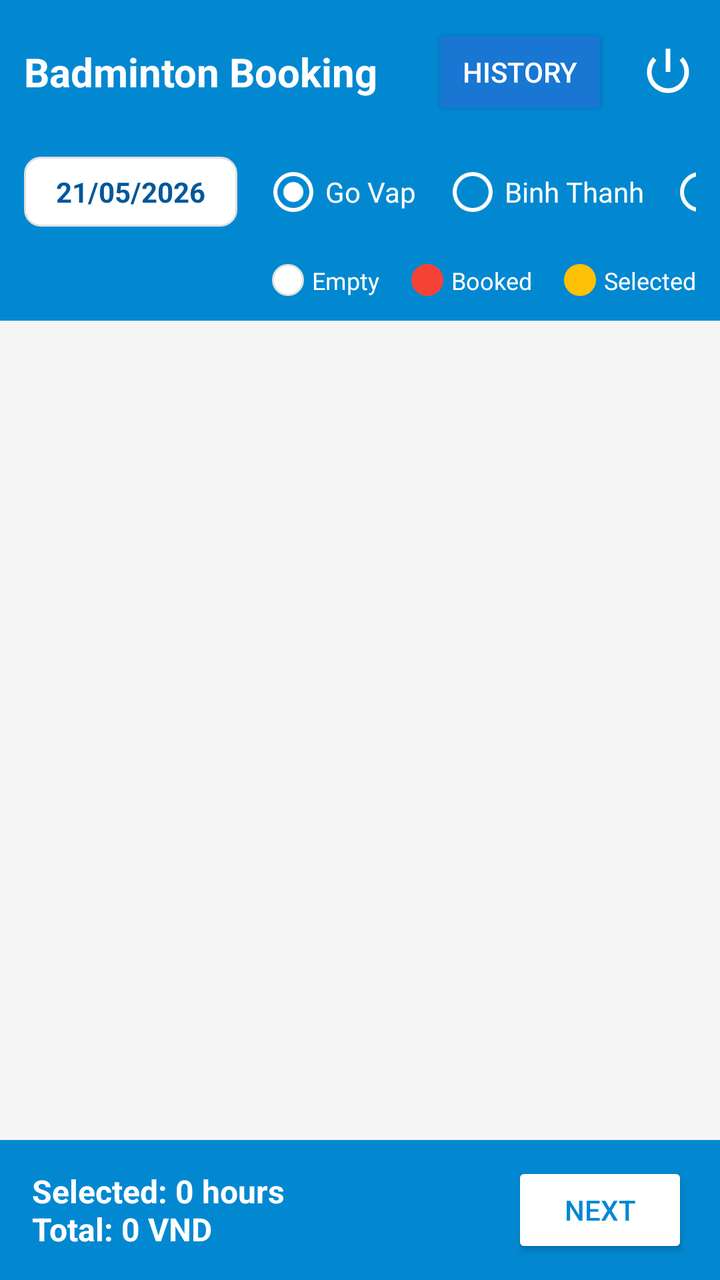
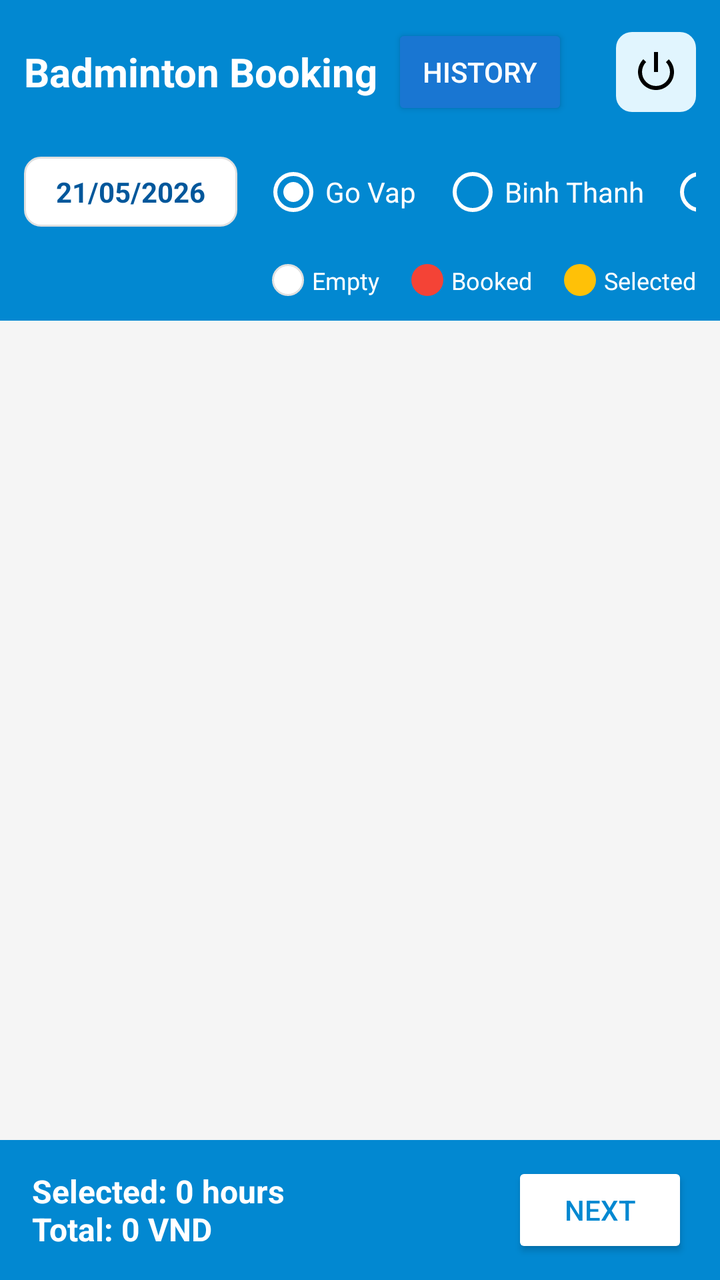

Two renders of the same Android screen: before a commit and after it. Below are the layout's source before the change and the commit's diff.
<!-- AndroidManifest.xml: application theme Theme.BadmintonBooking -->
<!-- res/layout/activity_home.xml -->
<?xml version="1.0" encoding="utf-8"?>
<androidx.constraintlayout.widget.ConstraintLayout xmlns:android="http://schemas.android.com/apk/res/android"
    xmlns:app="http://schemas.android.com/apk/res-auto"
    xmlns:tools="http://schemas.android.com/tools"
    android:layout_width="match_parent"
    android:layout_height="match_parent"
    android:background="@color/background_light"
    tools:context=".HomeActivity">

    
    <LinearLayout
        android:id="@+id/headerLayout"
        android:layout_width="match_parent"
        android:layout_height="wrap_content"
        android:orientation="vertical"
        android:background="@color/primary"
        android:padding="12dp"
        app:layout_constraintTop_toTopOf="parent">
        
        <LinearLayout
            android:layout_width="match_parent"
            android:layout_height="wrap_content"
            android:orientation="horizontal"
            android:gravity="center_vertical">
            <TextView
                android:layout_width="0dp"
                android:layout_weight="1"
                android:layout_height="wrap_content"
                android:text="Badminton Booking"
                android:textColor="@color/white"
                android:textSize="20sp"
                android:textStyle="bold" />

            <Button
                android:id="@+id/imgHistory"
                android:layout_width="wrap_content"
                android:layout_height="wrap_content"
                android:text="History"
                android:textColor="@android:color/white"
                android:backgroundTint="#1976D2"
                android:paddingHorizontal="12dp"
                android:paddingVertical="4dp"
                android:layout_marginEnd="16dp"/>
                
            <ImageView
                android:id="@+id/imgLogout"
                android:layout_width="28dp"
                android:layout_height="28dp"
                android:src="@android:drawable/ic_lock_power_off"
                app:tint="@color/white" />
        </LinearLayout>
            
        <LinearLayout
            android:layout_width="match_parent"
            android:layout_height="wrap_content"
            android:orientation="horizontal"
            android:layout_marginTop="12dp"
            android:gravity="center_vertical">
            
            
            <TextView
                android:id="@+id/tvSelectDate"
                android:layout_width="wrap_content"
                android:layout_height="wrap_content"
                android:background="@drawable/bg_cell_empty"
                android:textColor="@color/primary_dark"
                android:text="21/05/2026"
                android:paddingHorizontal="16dp"
                android:paddingVertical="8dp"
                android:textStyle="bold" />
                
            
            <HorizontalScrollView
                android:layout_width="0dp"
                android:layout_weight="1"
                android:layout_height="wrap_content"
                android:layout_marginStart="12dp"
                android:scrollbars="none">
                
                <RadioGroup
                    android:id="@+id/radioGroupBranches"
                    android:layout_width="wrap_content"
                    android:layout_height="wrap_content"
                    android:orientation="horizontal">

                    <RadioButton
                        android:id="@+id/rbBranch1"
                        android:layout_width="wrap_content"
                        android:layout_height="wrap_content"
                        android:text="Go Vap"
                        android:textColor="@color/white"
                        android:buttonTint="@color/white"
                        android:checked="true" />

                    <RadioButton
                        android:id="@+id/rbBranch2"
                        android:layout_width="wrap_content"
                        android:layout_height="wrap_content"
                        android:text="Binh Thanh"
                        android:textColor="@color/white"
                        android:buttonTint="@color/white"
                        android:layout_marginStart="12dp" />

                    <RadioButton
                        android:id="@+id/rbBranch3"
                        android:layout_width="wrap_content"
                        android:layout_height="wrap_content"
                        android:text="Dist 1"
                        android:textColor="@color/white"
                        android:buttonTint="@color/white"
                        android:layout_marginStart="12dp" />
                </RadioGroup>
            </HorizontalScrollView>
        </LinearLayout>
        
        
        <LinearLayout
            android:layout_width="match_parent"
            android:layout_height="wrap_content"
            android:orientation="horizontal"
            android:gravity="end"
            android:layout_marginTop="12dp">
            
            <View android:layout_width="16dp" android:layout_height="16dp" android:background="@drawable/bg_cell_empty" />
            <TextView android:layout_width="wrap_content" android:layout_height="wrap_content" android:layout_marginStart="4dp" android:text="Empty" android:textColor="@color/white" android:textSize="12sp" />
            
            <View android:layout_width="16dp" android:layout_height="16dp" android:layout_marginStart="16dp" android:background="@drawable/bg_cell_booked" />
            <TextView android:layout_width="wrap_content" android:layout_height="wrap_content" android:layout_marginStart="4dp" android:text="Booked" android:textColor="@color/white" android:textSize="12sp" />
            
            <View android:layout_width="16dp" android:layout_height="16dp" android:layout_marginStart="16dp" android:background="@drawable/bg_cell_selected" />
            <TextView android:layout_width="wrap_content" android:layout_height="wrap_content" android:layout_marginStart="4dp" android:text="Selected" android:textColor="@color/white" android:textSize="12sp" />
        </LinearLayout>
    </LinearLayout>

    
    <LinearLayout
        android:id="@+id/bottomBar"
        android:layout_width="match_parent"
        android:layout_height="70dp"
        android:orientation="horizontal"
        android:background="@color/primary"
        android:gravity="center_vertical"
        android:paddingHorizontal="16dp"
        app:layout_constraintBottom_toBottomOf="parent">
        
        <TextView
            android:id="@+id/tvTotalInfo"
            android:layout_width="0dp"
            android:layout_weight="1"
            android:layout_height="wrap_content"
            android:text="Selected: 0 hours\nTotal: 0 VND"
            android:textColor="@color/white"
            android:textSize="16sp"
            android:textStyle="bold" />
            
        <Button



            android:id="@+id/btnNext"
            android:layout_width="wrap_content"
            android:layout_height="wrap_content"
            android:text="Next"
            android:textColor="@color/primary"
            app:backgroundTint="@color/white" />
    </LinearLayout>

    
    <ScrollView
        android:layout_width="0dp"
        android:layout_height="0dp"
        android:layout_margin="8dp"
        app:layout_constraintTop_toBottomOf="@+id/headerLayout"
        app:layout_constraintBottom_toTopOf="@+id/bottomBar"
        app:layout_constraintStart_toStartOf="parent"
        app:layout_constraintEnd_toEndOf="parent">
        
        <HorizontalScrollView
            android:layout_width="wrap_content"
            android:layout_height="wrap_content">
            
            <TableLayout
                android:id="@+id/tableLayoutMatrix"
                android:layout_width="wrap_content"
                android:layout_height="wrap_content"
                android:background="@android:color/transparent" />
                
        </HorizontalScrollView>
    </ScrollView>

</androidx.constraintlayout.widget.ConstraintLayout>
<!-- resources referenced by this layout -->
<resources>
  <color name="background_light">#F5F5F5</color>
  <color name="primary">#0288D1</color>
  <color name="primary_dark">#01579B</color>
  <color name="white">#FFFFFFFF</color>
  <!-- drawable bg_cell_booked (drawable) -->
  <?xml version="1.0" encoding="utf-8"?>
  <shape xmlns:android="http://schemas.android.com/apk/res/android"
      android:shape="rectangle">
      <solid android:color="@color/status_booked" />
      <corners android:radius="8dp" />
  </shape>
  <!-- drawable bg_cell_empty (drawable) -->
  <?xml version="1.0" encoding="utf-8"?>
  <shape xmlns:android="http://schemas.android.com/apk/res/android"
      android:shape="rectangle">
      <solid android:color="@color/white" />
      <corners android:radius="8dp" />
      <stroke android:width="1dp" android:color="#E0E0E0" />
  </shape>
  <!-- drawable bg_cell_selected (drawable) -->
  <?xml version="1.0" encoding="utf-8"?>
  <shape xmlns:android="http://schemas.android.com/apk/res/android"
      android:shape="rectangle">
      <solid android:color="@color/status_pending" />
      <corners android:radius="8dp" />
  </shape>
  <style name="Theme.BadmintonBooking" parent="Base.Theme.BadmintonBooking" />
  <color name="status_booked">#F44336</color>
  <color name="status_pending">#FFC107</color>
  <style name="Base.Theme.BadmintonBooking" parent="Theme.MaterialComponents.Light.NoActionBar">
          <item name="colorPrimary">@color/primary</item>
          <item name="colorPrimaryVariant">@color/primary_dark</item>
          <item name="colorOnPrimary">@color/white</item>
          <item name="colorSecondary">@color/accent</item>
          <item name="colorSecondaryVariant">@color/accent</item>
          <item name="colorOnSecondary">@color/white</item>
          <item name="android:statusBarColor">?attr/colorPrimaryVariant</item>
      </style>
  <color name="accent">#03A9F4</color>
</resources>

<!-- the commit's change to res/layout/activity_home.xml (unified diff, before → after) -->
@@ -41,13 +41,16 @@
                 android:paddingHorizontal="12dp"
                 android:paddingVertical="4dp"
                 android:layout_marginEnd="16dp"/>
-                
+
             <ImageView
                 android:id="@+id/imgLogout"
-                android:layout_width="28dp"
-                android:layout_height="28dp"
+                android:layout_width="40dp"
+                android:layout_height="40dp"
+                android:padding="8dp"
+                android:layout_marginStart="8dp"
+                android:background="@drawable/bg_time_header"
                 android:src="@android:drawable/ic_lock_power_off"
-                app:tint="@color/white" />
+                app:tint="@color/black" />
         </LinearLayout>
             
         <LinearLayout
<!-- resource entries referenced after the edit -->
@@ -1,6 +1,7 @@
 <!-- resources referenced by this layout -->
 <resources>
   <color name="background_light">#F5F5F5</color>
+  <color name="black">#FF000000</color>
   <color name="primary">#0288D1</color>
   <color name="primary_dark">#01579B</color>
   <color name="white">#FFFFFFFF</color>
@@ -26,6 +27,13 @@
       <solid android:color="@color/status_pending" />
       <corners android:radius="8dp" />
   </shape>
+  <!-- drawable bg_time_header (drawable) -->
+  <?xml version="1.0" encoding="utf-8"?>
+  <shape xmlns:android="http://schemas.android.com/apk/res/android"
+      android:shape="rectangle">
+      <solid android:color="#E1F5FE" />
+      <corners android:radius="8dp" />
+  </shape>
   <style name="Theme.BadmintonBooking" parent="Base.Theme.BadmintonBooking" />
   <color name="status_booked">#F44336</color>
   <color name="status_pending">#FFC107</color>
